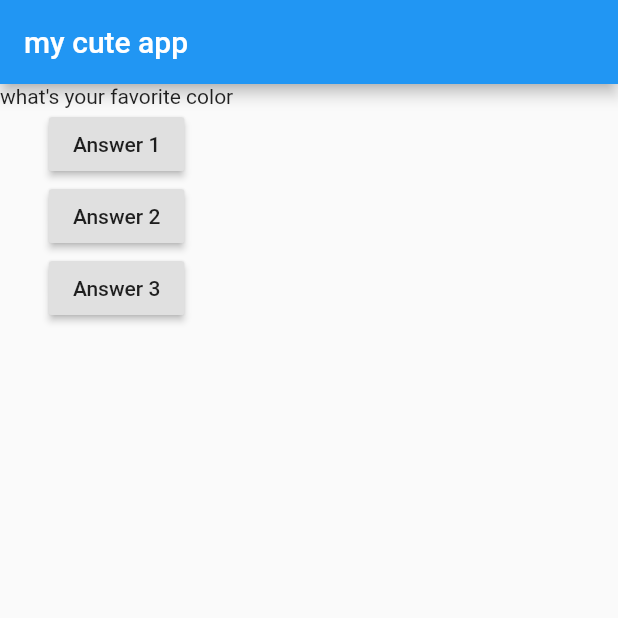
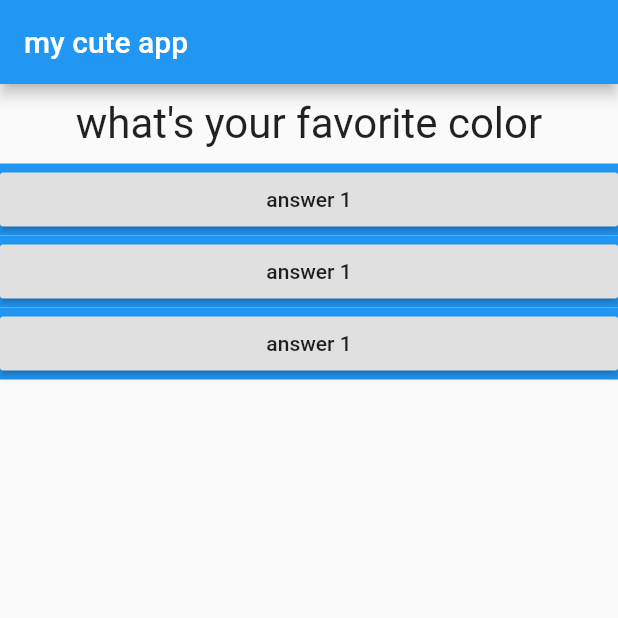
Before and after one commit to ADILELBOURKI/flutter_playing_around, a Flutter app: the screen it shows after launch, on a phone screen of 412 x 824 dp, the top half of it. Run offline on Flutter 3.47's test engine with Material 2 defaults, Android fonts, the phone set to English and light mode, and no system bars.

Commit message:
create widget for answers

```diff
--- /dev/null
+++ b/lib/answer.dart
@@ -0,0 +1,17 @@
+import 'package:flutter/material.dart';
+
+class Answer extends StatelessWidget {
+  final Function selectHandler;
+  Answer(this.selectHandler);
+  @override
+  Widget build(BuildContext context) {
+    return Container(
+      color: Colors.blue,
+      width: double.infinity,
+      child: RaisedButton(
+        onPressed: selectHandler,
+        child: Text("answer 1"),
+      ),
+    );
+  }
+}
--- a/lib/main.dart
+++ b/lib/main.dart
@@ -1,4 +1,6 @@
 import 'package:flutter/material.dart';
+import './question.dart';
+import './answer.dart';
 
 void main() => runApp(MyApp());
 
@@ -30,19 +32,10 @@ class _MyAppState extends State<MyApp> {
         ),
         body: Column(
           children: <Widget>[
-            Text(questions[i]),
-            RaisedButton(
-              child: Text('Answer 1'),
-              onPressed: answerQuestion,
-            ),
-            RaisedButton(
-              child: Text('Answer 2'),
-              onPressed: () => {print("Answer 2")},
-            ),
-            RaisedButton(
-              child: Text('Answer 3'),
-              onPressed: () => {print("Answer 3")},
-            ),
+            Question(questions[i]),
+            Answer(answerQuestion),
+            Answer(answerQuestion),
+            Answer(answerQuestion),
           ],
         ),
       ),
--- /dev/null
+++ b/lib/question.dart
@@ -0,0 +1,21 @@
+import 'package:flutter/material.dart';
+
+class Question extends StatelessWidget {
+  final String questionText;
+  Question(this.questionText);
+
+  @override
+  Widget build(BuildContext context) {
+    return Container(
+      width: double.infinity,
+      margin: EdgeInsets.all(10),
+      child: Text(
+        questionText,
+        style: TextStyle(
+          fontSize: 28,
+        ),
+        textAlign: TextAlign.center,
+      ),
+    );
+  }
+}
```
